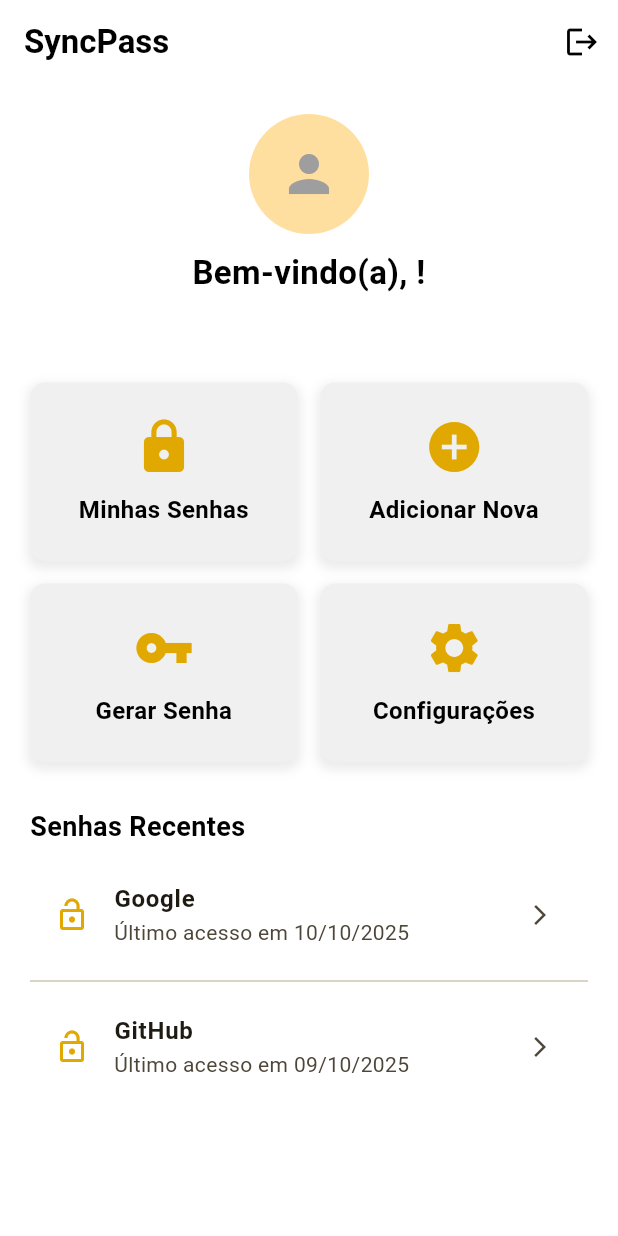
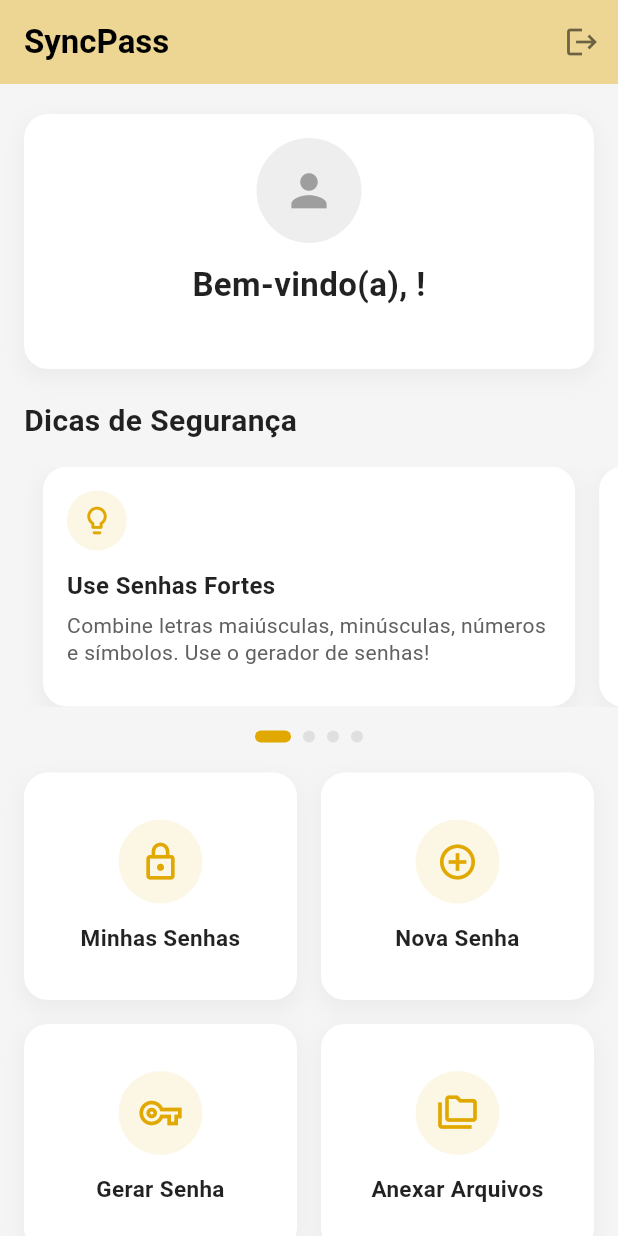
Before and after one commit to PedroHenrique1s/SyncPass, a Flutter app: the HomeScreen screen opened directly, on a phone screen of 412 x 824 dp. Run offline on Flutter 3.47's test engine with Material 3 defaults, Android fonts, the light colour scheme and no system bars; our stand-ins replace cloud_firestore, firebase_auth, firebase_core, google_sign_in, mask_text_input_formatter; accounts and stored records are empty.

Commit message:
refactor(home_screen): Refatoração da tela home_screen

```diff
--- a/lib/Feature/Home/Screen/home_screen.dart
+++ b/lib/Feature/Home/Screen/home_screen.dart
@@ -1,35 +1,79 @@
-// home_screen.dart
-
 import 'package:flutter/material.dart';
 import 'package:firebase_auth/firebase_auth.dart';
+
 import 'package:sync_pass/Feature/Login/Screen/login_screen.dart';
 import 'package:sync_pass/Feature/Login/Services/auth_method.dart';
 import 'package:sync_pass/Feature/Generator/Screen/generator_screen.dart';
 import 'package:sync_pass/Feature/AddPass/Screen/add_pass_screen.dart';
 import 'package:sync_pass/Feature/Passcode/Screen/passcode_screen.dart';
 
-// Definindo a nova cor amarela
+// Definindo a cor amarela customizada
 const Color customYellow = Color(0xFFE0A800);
 
-class HomeScreen extends StatelessWidget {
+// Convertemos para StatefulWidget para buscar dados
+class HomeScreen extends StatefulWidget {
   const HomeScreen({super.key});
+
+  @override
+  State<HomeScreen> createState() => _HomeScreenState();
+}
+
+class _HomeScreenState extends State<HomeScreen> {
+  late PageController _pageController;
+  int _currentPageIndex = 0;
+
+  final List<Map<String, dynamic>> _securityTips = [
+    {
+      'icon': Icons.lightbulb_outline,
+      'title': 'Use Senhas Fortes',
+      'description': 'Combine letras maiúsculas, minúsculas, números e símbolos. Use o gerador de senhas!',
+    },
+    {
+      'icon': Icons.shield_outlined,
+      'title': 'Ative a Verificação em Duas Etapas (2FA)',
+      'description': 'Sempre que possível, ative o 2FA para uma camada extra de segurança em suas contas.',
+    },
+    {
+      'icon': Icons.phishing_outlined,
+      'title': 'Cuidado com Phishing',
+      'description': 'Nunca clique em links suspeitos ou forneça suas senhas por e-mail ou mensagens.',
+    },
+    {
+      'icon': Icons.lock_reset_outlined,
+      'title': 'Atualize Senhas Antigas',
+      'description': 'Evite reutilizar senhas e troque senhas de serviços importantes periodicamente.',
+    }
+  ];
+
+  @override
+  void initState() {
+    super.initState();
+    // Inicializa o PageController aqui!
+    _pageController = PageController(viewportFraction: 0.9, initialPage: 0);
+  }
+
+  @override
+  void dispose() {
+    _pageController.dispose();
+    super.dispose();
+  }
 
   @override
   Widget build(BuildContext context) {
     final User? user = GoogleSignInService.getCurrentUser();
 
     return Scaffold(
-      backgroundColor: Colors.white,
+      backgroundColor: Colors.grey[100], // Um fundo mais suave
       appBar: AppBar(
         title: const Text(
           'SyncPass',
           style: TextStyle(color: Colors.black, fontWeight: FontWeight.bold),
         ),
-        backgroundColor: Colors.white,
+        backgroundColor: customYellow.withAlpha(102),
         elevation: 0,
         actions: [
           IconButton(
-            icon: const Icon(Icons.logout, color: Colors.black),
+            icon: const Icon(Icons.logout, color: Colors.black54),
             tooltip: 'Sair',
             onPressed: () async {
               await GoogleSignInService.signOut();
@@ -44,94 +88,98 @@ class HomeScreen extends StatelessWidget {
         ],
       ),
       body: SingleChildScrollView(
-        child: Padding(
-          padding: const EdgeInsets.symmetric(horizontal: 20.0, vertical: 20.0),
         child: Column(
           crossAxisAlignment: CrossAxisAlignment.stretch,
           children: [
-              // Seção de Boas-Vindas e Avatar
-              _buildUserInfoSection(user),
-              const SizedBox(height: 30),
+            const SizedBox(height: 20),
+            Padding(
+              padding: const EdgeInsets.symmetric(horizontal: 16.0),
+              child: _buildUserInfoSection(user),
+            ),
 
-              // Seção de Menu Central (Grid de Botões)
-              _buildMenuGrid(context),
-              const SizedBox(height: 30),
+            const SizedBox(height: 20),
+            _buildSecurityTipsCarousel(),
 
-              // Seção de Informações Adicionais (Cards)
-              _buildRecentPasswordsSection(),
+            const SizedBox(height: 20),
+            Padding(
+              padding: const EdgeInsets.symmetric(horizontal: 16.0),
+              child: _buildMenuGrid(context),
+            ),
+
+            const SizedBox(height: 30), // Espaço no final
           ],
-          ),
         ),
       ),
     );
   }
 
-  // --- Widgets Auxiliares para o Novo Layout ---
-
   Widget _buildUserInfoSection(User? user) {
-    return Column(
-      crossAxisAlignment: CrossAxisAlignment.center,
+    return Container(
+      padding: const EdgeInsets.all(16), // <-- Padding reduzido
+      decoration: BoxDecoration(
+        color: Colors.white, // <-- Cor alterada para branco
+        borderRadius: BorderRadius.circular(16),
+        boxShadow: [ // Sombra suave para consistência
+          BoxShadow(
+            color: Colors.grey.withAlpha(26),
+            spreadRadius: 2,
+            blurRadius: 10,
+            offset: const Offset(0, 5),
+          ),
+        ],
+      ),
+      child: Column(
         children: [
           CircleAvatar(
-          radius: 40,
+            radius: 35, // <-- Raio reduzido
+            backgroundColor: Colors.grey[200],
             backgroundImage: user?.photoURL != null ? NetworkImage(user!.photoURL!) : null,
-          child: user?.photoURL == null ? const Icon(Icons.person, size: 40, color: Colors.grey) : null,
+            child: user?.photoURL == null
+                ? const Icon(Icons.person, size: 35, color: Colors.grey)
+                : null,
           ),
-        const SizedBox(height: 10),
+          const SizedBox(height: 12),
           Text(
-          'Bem-vindo(a), ${user?.displayName ?? 'Usuário'}!',
+            'Bem-vindo(a), ${user?.displayName?.split(' ')[0] ?? 'Usuário'}!',
             textAlign: TextAlign.center,
             style: const TextStyle(
-            fontSize: 22,
+              fontSize: 22, // <-- Fonte reduzida
               fontWeight: FontWeight.bold,
-            color: Colors.black,
+              color: Colors.black87, // <-- Cor alterada
             ),
           ),
-        const SizedBox(height: 5),
+          const SizedBox(height: 4),
           Text(
             user?.email ?? '',
             textAlign: TextAlign.center,
-          style: const TextStyle(
-            fontSize: 16,
-            color: Colors.grey,
+            style: TextStyle(
+              fontSize: 14, // <-- Fonte reduzida
+              color: Colors.grey[700], // <-- Cor alterada
             ),
           ),
         ],
+      ),
     );
   }
 
+  // 2. Grid de menu com cards mais refinados.
   Widget _buildMenuGrid(BuildContext context) {
-    // Lista de opções do menu
-    // Dentro de _buildMenuGrid
-
     final List<Map<String, dynamic>> menuItems = [
-  {'title': 'Minhas Senhas', 'icon': Icons.lock, 'onTap': () {
-    Navigator.of(context).push(
-      MaterialPageRoute(builder: (context) => const PasscodeScreen()),
-    );
-  }},
-  {'title': 'Adicionar Nova', 'icon': Icons.add_circle, 'onTap': () {
-    Navigator.of(context).push(
-      MaterialPageRoute(builder: (context) => const AddPassScreen()),
-    );
-  }},
-  {'title': 'Gerar Senha', 'icon': Icons.vpn_key, 'onTap': () {
-    Navigator.of(context).push(
-      MaterialPageRoute(builder: (context) => const GeneratorScreen()),
-    );
-  }},
-  {'title': 'Configurações', 'icon': Icons.settings, 'onTap': () { /* ... */ }},
+      {'title': 'Minhas Senhas', 'icon': Icons.lock_outline, 'onTap': () => Navigator.push(context, MaterialPageRoute(builder: (_) => const PasscodeScreen()))},
+      {'title': 'Nova Senha', 'icon': Icons.add_circle_outline, 'onTap': () => Navigator.push(context, MaterialPageRoute(builder: (_) => const AddPassScreen()))},
+      {'title': 'Gerar Senha', 'icon': Icons.vpn_key_outlined, 'onTap': () => Navigator.push(context, MaterialPageRoute(builder: (_) => const GeneratorScreen()))},
+      {'title': 'Anexar Arquivos', 'icon': Icons.folder_copy_outlined, 'onTap': () { /* Lógica de navegação */ }},
     ];
 
     return GridView.builder(
-      shrinkWrap: true, // Para o GridView se adaptar ao espaço da Column
-      physics: const NeverScrollableScrollPhysics(), // Desativa o scroll do GridView
+      shrinkWrap: true,
+      physics: const NeverScrollableScrollPhysics(),
       itemCount: menuItems.length,
       gridDelegate: const SliverGridDelegateWithFixedCrossAxisCount(
-        crossAxisCount: 2, // 2 colunas
-        childAspectRatio: 1.5, // Proporção para deixar os itens retangulares
-        crossAxisSpacing: 15,
-        mainAxisSpacing: 15,
+        crossAxisCount: 2,
+        childAspectRatio: 1.2, // Proporção ajustada
+        crossAxisSpacing: 16,
+        mainAxisSpacing: 16,
       ),
       itemBuilder: (context, index) {
         final item = menuItems[index];
@@ -144,39 +192,36 @@ final List<Map<String, dynamic>> menuItems = [
     );
   }
 
-  Widget _buildMenuItemCard({
-    required String title,
-    required IconData icon,
-    required VoidCallback onTap,
-  }) {
+  Widget _buildMenuItemCard({required String title, required IconData icon, required VoidCallback onTap}) {
     return InkWell(
       onTap: onTap,
+      borderRadius: BorderRadius.circular(16),
       child: Container(
         decoration: BoxDecoration(
-          color: const Color(0xFFF0F0F0),
-          borderRadius: BorderRadius.circular(10),
+          color: Colors.white,
+          borderRadius: BorderRadius.circular(16),
           boxShadow: [
             BoxShadow(
-              color: Colors.grey.withOpacity(0.2),
+              color: Colors.grey.withAlpha(26),
               spreadRadius: 2,
-              blurRadius: 5,
-              offset: const Offset(0, 3),
+              blurRadius: 10,
+              offset: const Offset(0, 5),
             ),
           ],
         ),
         child: Column(
           mainAxisAlignment: MainAxisAlignment.center,
           children: [
-            Icon(icon, size: 40, color: customYellow), // Cor alterada aqui!
-            const SizedBox(height: 10),
+            CircleAvatar(
+              radius: 28,
+              backgroundColor: customYellow.withAlpha(26),
+              child: Icon(icon, size: 28, color: customYellow),
+            ),
+            const SizedBox(height: 12),
             Text(
               title,
               textAlign: TextAlign.center,
-              style: const TextStyle(
-                fontSize: 16,
-                fontWeight: FontWeight.bold,
-                color: Colors.black,
-              ),
+              style: const TextStyle(fontSize: 15, fontWeight: FontWeight.w600, color: Colors.black87),
             ),
           ],
         ),
@@ -184,48 +229,121 @@ final List<Map<String, dynamic>> menuItems = [
     );
   }
 
-  Widget _buildRecentPasswordsSection() {
+  Widget _buildSecurityTipsCarousel() {
     return Column(
       crossAxisAlignment: CrossAxisAlignment.start,
       children: [
-        const Text(
-          'Senhas Recentes',
+        // Título da Seção
+        const Padding(
+          padding: EdgeInsets.symmetric(horizontal: 16.0),
+          child: Text(
+            'Dicas de Segurança',
             style: TextStyle(
-            fontSize: 18,
+              fontSize: 20,
               fontWeight: FontWeight.bold,
-            color: Colors.black,
+              color: Colors.black87,
             ),
           ),
-        const SizedBox(height: 10),
-        // Exemplo de um item de senha
-        _buildPasswordItem(
-          title: 'Google',
-          subtitle: 'Último acesso em 10/10/2025',
-          icon: Icons.lock_open,
         ),
-        const Divider(),
-        _buildPasswordItem(
-          title: 'GitHub',
-          subtitle: 'Último acesso em 09/10/2025',
-          icon: Icons.lock_open,
+        const SizedBox(height: 16),
+
+        // O Carrossel (PageView)
+        SizedBox(
+          height: 160, // Altura fixa para os cards
+          child: PageView.builder(
+            controller: _pageController,
+            itemCount: _securityTips.length,
+            onPageChanged: (index) {
+              setState(() {
+                _currentPageIndex = index;
+              });
+            },
+            itemBuilder: (context, index) {
+              final tip = _securityTips[index];
+              return _buildSecurityTipCard(
+                icon: tip['icon'],
+                title: tip['title'],
+                description: tip['description'],
+              );
+            },
+          ),
+        ),
+        const SizedBox(height: 16),
+
+        // Os Indicadores (pontos)
+        Row(
+          mainAxisAlignment: MainAxisAlignment.center,
+          children: List.generate(_securityTips.length, (index) {
+            return _buildDotIndicator(isActive: index == _currentPageIndex);
+          }),
         ),
       ],
     );
   }
 
-  Widget _buildPasswordItem({
-    required String title,
-    required String subtitle,
-    required IconData icon,
-  }) {
-    return ListTile(
-      leading: Icon(icon, color: customYellow), // Cor alterada aqui!
-      title: Text(title, style: const TextStyle(fontWeight: FontWeight.bold)),
-      subtitle: Text(subtitle),
-      trailing: const Icon(Icons.arrow_forward_ios, size: 16),
-      onTap: () {
-        // Ação para visualizar a senha
-      },
+  Widget _buildSecurityTipCard({required IconData icon, required String title, required String description}) {
+    return Container(
+      // Espaçamento entre os cards (metade do que não é viewportFraction)
+      margin: const EdgeInsets.symmetric(horizontal: 8.0),
+      padding: const EdgeInsets.all(16.0),
+      decoration: BoxDecoration(
+        color: Colors.white,
+        borderRadius: BorderRadius.circular(16),
+        boxShadow: [
+          BoxShadow(
+            color: Colors.grey.withAlpha(26), // Sombra suave
+            spreadRadius: 2,
+            blurRadius: 10,
+            offset: const Offset(0, 5),
+          ),
+        ],
+      ),
+      child: Column(
+        crossAxisAlignment: CrossAxisAlignment.start,
+        children: [
+          CircleAvatar(
+            radius: 20,
+            backgroundColor: customYellow.withAlpha(26), // Fundo amarelo suave
+            child: Icon(icon, size: 22, color: customYellow),
+          ),
+          const SizedBox(height: 12),
+          Text(
+            title,
+            style: const TextStyle(
+              fontSize: 16,
+              fontWeight: FontWeight.w600,
+              color: Colors.black87,
+            ),
+            maxLines: 1,
+            overflow: TextOverflow.ellipsis,
+          ),
+          const SizedBox(height: 6),
+          Text(
+            description,
+            style: TextStyle(
+              fontSize: 14,
+              color: Colors.grey[700],
+              height: 1.3, // Espaçamento entre linhas
+            ),
+            maxLines: 3, // Limita a 3 linhas
+            overflow: TextOverflow.ellipsis,
+          ),
+        ],
+      ),
     );
   }
+
+  Widget _buildDotIndicator({required bool isActive}) {
+    return AnimatedContainer(
+      duration: const Duration(milliseconds: 150),
+      margin: const EdgeInsets.symmetric(horizontal: 4.0),
+      height: 8.0,
+      width: isActive ? 24.0 : 8.0, // Ponto ativo é mais largo
+      decoration: BoxDecoration(
+        color: isActive ? customYellow : Colors.grey[300],
+        borderRadius: BorderRadius.circular(12),
+      ),
+    );
   }
+
+}
```
Lines whose indentation alone changed are shown as unchanged.
